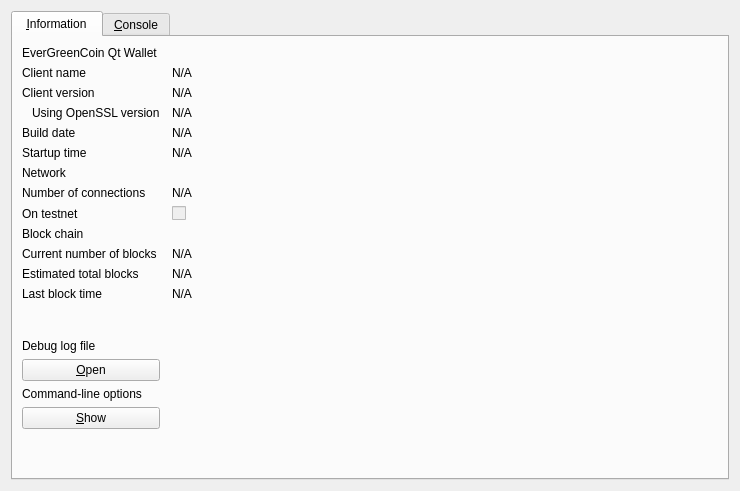
Old version of the form src/qt/forms/rpcconsole.ui in the repository EverGreenCoinDev/EverGreenCoin.
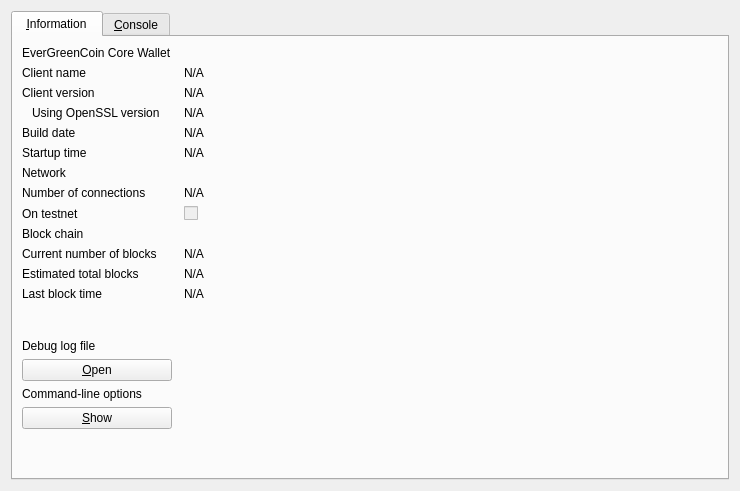
New version of the form. Icons and pictures are not drawn.

Patch:
```diff
--- a/src/qt/forms/rpcconsole.ui
+++ b/src/qt/forms/rpcconsole.ui
@@ -33,7 +33,7 @@
        <item row="0" column="0">
         <widget class="QLabel" name="label_9">
          <property name="text">
-          <string>EverGreenCoin Qt Wallet</string>
+          <string>EverGreenCoin Core Wallet</string>
          </property>
         </widget>
        </item>
```
Left out of the diff: 3 changed lines with no effect on the pictures.
